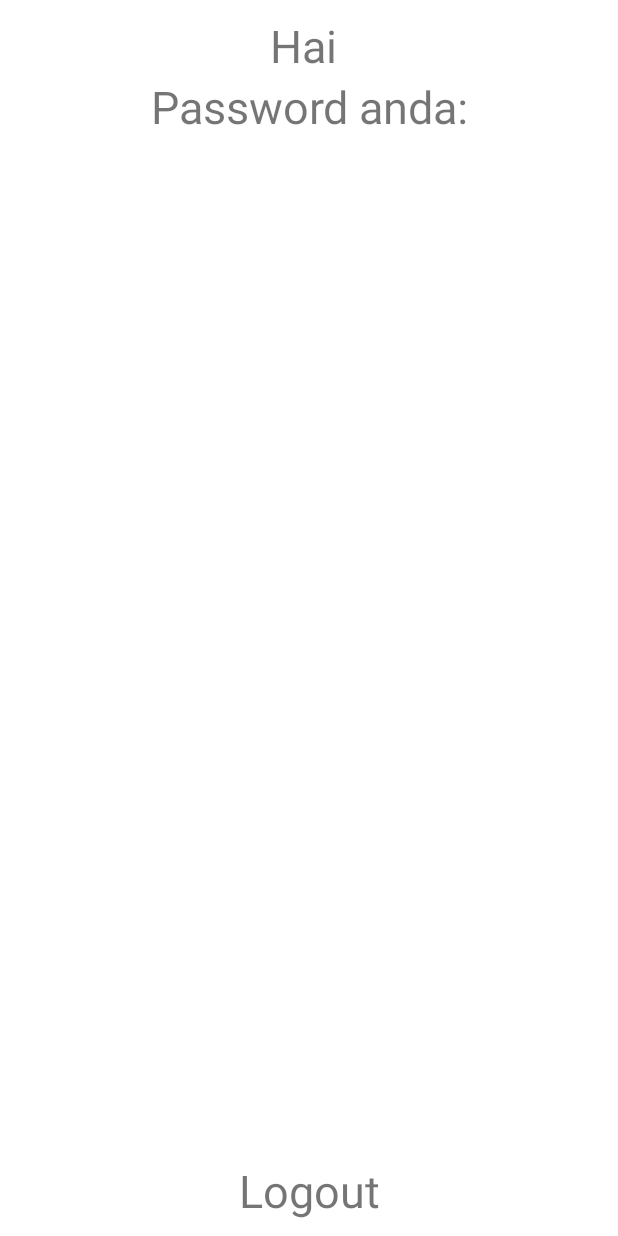
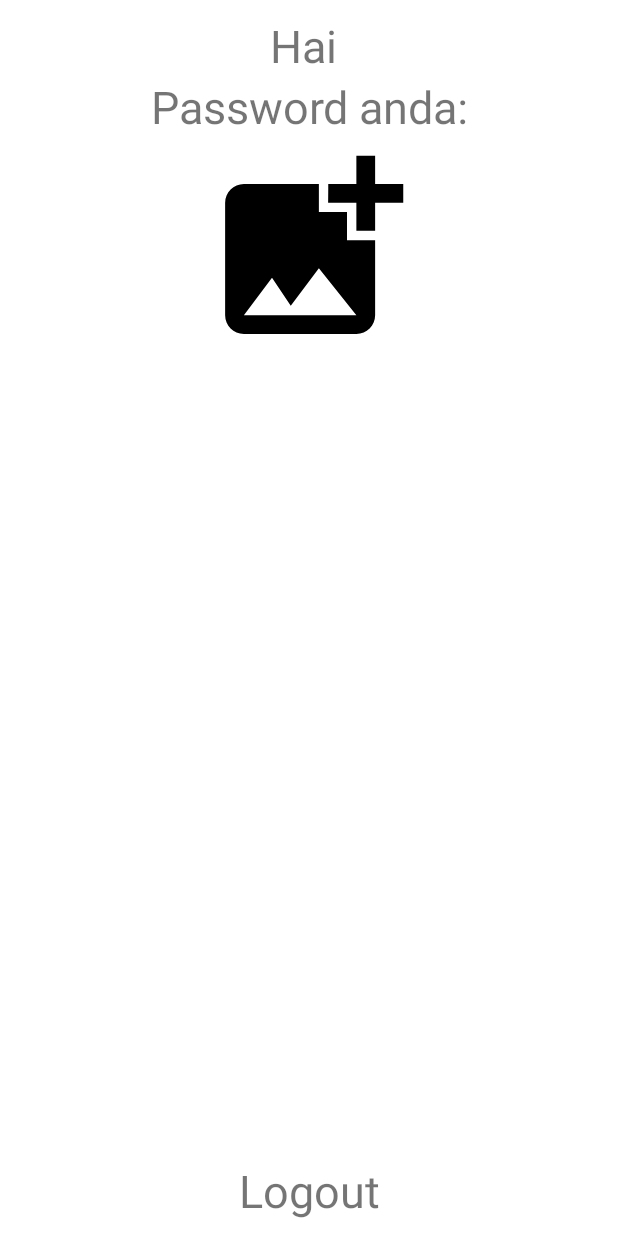
Before and after one commit to ridhogaa/latihan-datastore-android, an Android app: the HomeFragment screen opened through its navigation route, on a phone screen of 412 x 824 dp. Run offline under Robolectric (Android 15) with nearby library versions, the phone set to English and light mode, and no system bars.

Commit message:
with image

```diff
--- a/app/build.gradle
+++ b/app/build.gradle
@@ -41,6 +41,9 @@ dependencies {
     // LiveData
     implementation "androidx.lifecycle:lifecycle-livedata-ktx:2.5.1"
     implementation "androidx.datastore:datastore-preferences:1.0.0"
+
+    implementation "com.github.bumptech.glide:glide:4.11.0"
+
     implementation 'androidx.core:core-ktx:1.7.0'
     implementation 'androidx.appcompat:appcompat:1.5.1'
     implementation 'com.google.android.material:material:1.6.1'
--- a/app/src/main/java/com/ergea/datastoreapp/DataStoreManager.kt
+++ b/app/src/main/java/com/ergea/datastoreapp/DataStoreManager.kt
@@ -30,6 +30,12 @@ class DataStoreManager(private val context: Context) {
         }
     }
 
+    suspend fun setProfileImage(uri: String) {
+        context.dataStore.edit { preferences ->
+            preferences[PROFILE_IMAGE_KEY] = uri
+        }
+    }
+
     suspend fun isClear(){
         context.dataStore.edit {
             it.clear()
@@ -54,11 +60,18 @@ class DataStoreManager(private val context: Context) {
         }
     }
 
+    fun getUserProfileImage(): Flow<String> {
+        return context.dataStore.data.map { preferences ->
+            preferences[PROFILE_IMAGE_KEY] ?: ""
+        }
+    }
+
     companion object {
         private const val DATASTORE_NAME = "user_preferences"
         private val USERNAME_KEY = stringPreferencesKey("username_key")
         private val PASSWORD_KEY = stringPreferencesKey("password_key")
         private val IS_LOGIN_KEY = booleanPreferencesKey("is_login_key")
+        private val PROFILE_IMAGE_KEY = stringPreferencesKey("profile_image_key")
         private val Context.dataStore by preferencesDataStore(
             name = DATASTORE_NAME
         )
--- a/app/src/main/java/com/ergea/datastoreapp/UserViewModel.kt
+++ b/app/src/main/java/com/ergea/datastoreapp/UserViewModel.kt
@@ -26,6 +26,12 @@ class UserViewModel(private val pref: DataStoreManager): ViewModel() {
         }
     }
 
+    fun saveImage(uri: String){
+        viewModelScope.launch {
+            pref.setProfileImage(uri)
+        }
+    }
+
     fun getDataStoreUsername(): LiveData<String> {
         return pref.getUsername().asLiveData()
     }
@@ -37,4 +43,8 @@ class UserViewModel(private val pref: DataStoreManager): ViewModel() {
     fun getDataStoreIsLogin(): LiveData<Boolean> {
         return pref.getLogin().asLiveData()
     }
+
+    fun getImageUser(): LiveData<String>{
+        return pref.getUserProfileImage().asLiveData()
+    }
 }
--- /dev/null
+++ b/app/src/main/res/drawable/ic_image.xml
@@ -0,0 +1,5 @@
+<vector android:height="150dp" android:tint="#000000"
+    android:viewportHeight="24" android:viewportWidth="24"
+    android:width="150dp" xmlns:android="http://schemas.android.com/apk/res/android">
+    <path android:fillColor="@android:color/white" android:pathData="M19,7v2.99s-1.99,0.01 -2,0L17,7h-3s0.01,-1.99 0,-2h3L17,2h2v3h3v2h-3zM16,11L16,8h-3L13,5L5,5c-1.1,0 -2,0.9 -2,2v12c0,1.1 0.9,2 2,2h12c1.1,0 2,-0.9 2,-2v-8h-3zM5,19l3,-4 2,3 3,-4 4,5L5,19z"/>
+</vector>
--- a/app/src/main/res/layout/fragment_home.xml
+++ b/app/src/main/res/layout/fragment_home.xml
@@ -31,9 +31,18 @@
         android:layout_width="match_parent"
         android:layout_height="wrap_content"
         android:text="Logout"
+        android:textAlignment="center"
         android:textSize="30sp"
-        android:textAlignment="center"
+        app:layout_constraintBottom_toBottomOf="parent"
+        app:layout_constraintStart_toStartOf="parent" />
+
+    <com.google.android.material.imageview.ShapeableImageView
+        android:id="@+id/img1"
+        android:layout_width="wrap_content"
+        android:layout_height="wrap_content"
+        android:background="@drawable/ic_image"
         app:layout_constraintStart_toStartOf="parent"
-        app:layout_constraintBottom_toBottomOf="parent"/>
+        app:layout_constraintEnd_toEndOf="parent"
+        app:layout_constraintTop_toBottomOf="@id/tv2"/>
 
 </androidx.constraintlayout.widget.ConstraintLayout>
```
Also changed, not shown: app/src/main/AndroidManifest.xml (+10 -0 lines), app/src/main/java/com/ergea/datastoreapp/HomeFragment.kt (+144 -2 lines), app/src/main/res/xml/file_paths.xml (added, +11 -0 lines).
